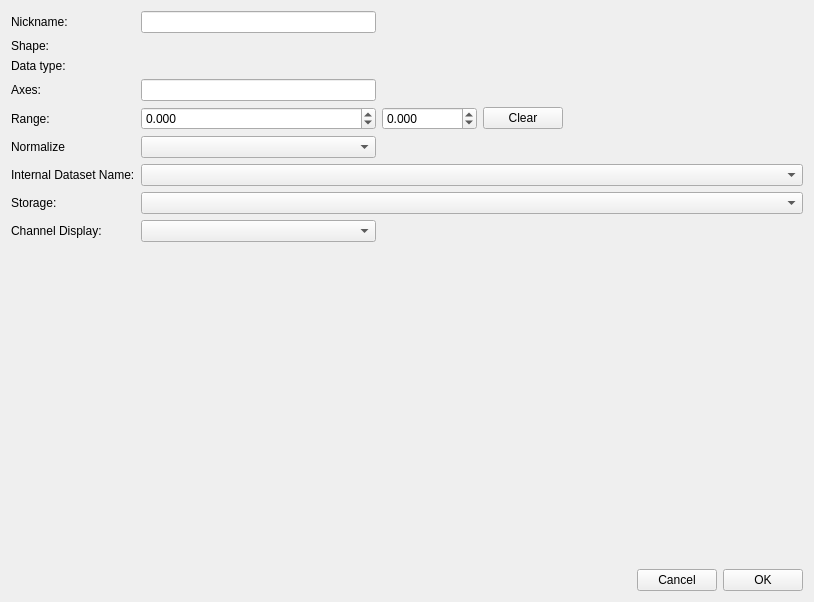
Before: the Qt Designer form ilastik/applets/dataSelection/datasetInfoEditorWidget.ui in ilastik/ilastik, drawn with Qt 5.
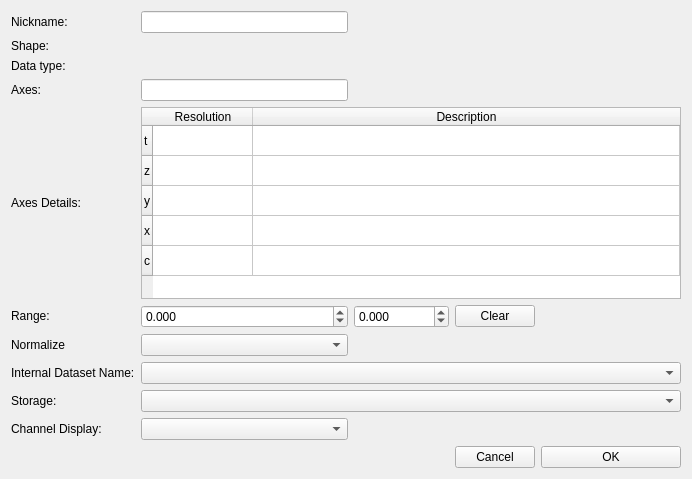
After: the same form once the commit is applied. Icons and pictures are not drawn. Custom widgets are drawn as their Qt base class.

Commit message: DataSelection: Added AxistagsEditorWidget to dataset properties window (must be explicitly enabled)

What changed in the file:
```diff
--- a/ilastik/applets/dataSelection/datasetInfoEditorWidget.ui
+++ b/ilastik/applets/dataSelection/datasetInfoEditorWidget.ui
@@ -6,10 +6,16 @@
    <rect>
     <x>0</x>
     <y>0</y>
-    <width>814</width>
-    <height>602</height>
+    <width>692</width>
+    <height>479</height>
    </rect>
   </property>
+  <property name="sizePolicy">
+   <sizepolicy hsizetype="Maximum" vsizetype="Maximum">
+    <horstretch>0</horstretch>
+    <verstretch>0</verstretch>
+   </sizepolicy>
+  </property>
   <property name="windowTitle">
    <string>Dataset Properties</string>
   </property>
@@ -20,29 +26,195 @@
   <layout class="QVBoxLayout" name="verticalLayout">
    <item>
     <layout class="QGridLayout" name="gridLayout">
-     <item row="6" column="0">
-      <widget class="QLabel" name="label_7">
+     <property name="sizeConstraint">
+      <enum>QLayout::SetFixedSize</enum>
+     </property>
+     <item row="0" column="0">
+      <widget class="QLabel" name="label_6">
+       <property name="sizePolicy">
+        <sizepolicy hsizetype="Preferred" vsizetype="Fixed">
+         <horstretch>0</horstretch>
+         <verstretch>0</verstretch>
+        </sizepolicy>
+       </property>
        <property name="text">
-        <string>Internal Dataset Name:</string>
+        <string>Nickname:</string>
        </property>
       </widget>
      </item>
-     <item row="7" column="0">
-      <widget class="QLabel" name="label_8">
+     <item row="0" column="1">
+      <widget class="QLineEdit" name="nicknameEdit">
+       <property name="sizePolicy">
+        <sizepolicy hsizetype="Expanding" vsizetype="Fixed">
+         <horstretch>0</horstretch>
+         <verstretch>0</verstretch>
+        </sizepolicy>
+       </property>
+      </widget>
+     </item>
+     <item row="1" column="0">
+      <widget class="QLabel" name="label">
+       <property name="sizePolicy">
+        <sizepolicy hsizetype="Preferred" vsizetype="Fixed">
+         <horstretch>0</horstretch>
+         <verstretch>0</verstretch>
+        </sizepolicy>
+       </property>
        <property name="text">
-        <string>Storage:</string>
+        <string>Shape:</string>
+       </property>
+      </widget>
+     </item>
+     <item row="1" column="1">
+      <widget class="QLabel" name="shapeLabel">
+       <property name="sizePolicy">
+        <sizepolicy hsizetype="Preferred" vsizetype="Fixed">
+         <horstretch>0</horstretch>
+         <verstretch>0</verstretch>
+        </sizepolicy>
+       </property>
+       <property name="text">
+        <string>&lt;shape&gt;</string>
+       </property>
+      </widget>
+     </item>
+     <item row="2" column="0">
+      <widget class="QLabel" name="label_5">
+       <property name="sizePolicy">
+        <sizepolicy hsizetype="Preferred" vsizetype="Fixed">
+         <horstretch>0</horstretch>
+         <verstretch>0</verstretch>
+        </sizepolicy>
+       </property>
+       <property name="text">
+        <string>Data type:</string>
+       </property>
+      </widget>
+     </item>
+     <item row="2" column="1">
+      <widget class="QLabel" name="dtypeLabel">
+       <property name="sizePolicy">
+        <sizepolicy hsizetype="Preferred" vsizetype="Fixed">
+         <horstretch>0</horstretch>
+         <verstretch>0</verstretch>
+        </sizepolicy>
+       </property>
+       <property name="text">
+        <string>&lt;dtype&gt;</string>
+       </property>
+      </widget>
+     </item>
+     <item row="3" column="0">
+      <widget class="QLabel" name="label_3">
+       <property name="sizePolicy">
+        <sizepolicy hsizetype="Preferred" vsizetype="Fixed">
+         <horstretch>0</horstretch>
+         <verstretch>0</verstretch>
+        </sizepolicy>
+       </property>
+       <property name="text">
+        <string>Axes:</string>
+       </property>
+      </widget>
+     </item>
+     <item row="3" column="1">
+      <widget class="QLineEdit" name="axesEdit">
+       <property name="sizePolicy">
+        <sizepolicy hsizetype="Expanding" vsizetype="Fixed">
+         <horstretch>0</horstretch>
+         <verstretch>0</verstretch>
+        </sizepolicy>
        </property>
       </widget>
      </item>
      <item row="4" column="0">
+      <widget class="QLabel" name="axesDetailsLabel">
+       <property name="sizePolicy">
+        <sizepolicy hsizetype="Preferred" vsizetype="Ignored">
+         <horstretch>0</horstretch>
+         <verstretch>0</verstretch>
+        </sizepolicy>
+       </property>
+       <property name="text">
+        <string>Axes Details:</string>
+       </property>
+      </widget>
+     </item>
+     <item row="4" column="1" colspan="4">
+      <widget class="AxistagsEditorWidget" name="axistagsEditorWidget">
+       <property name="sizePolicy">
+        <sizepolicy hsizetype="Expanding" vsizetype="Preferred">
+         <horstretch>0</horstretch>
+         <verstretch>0</verstretch>
+        </sizepolicy>
+       </property>
+       <property name="rowCount">
+        <number>5</number>
+       </property>
+       <property name="columnCount">
+        <number>2</number>
+       </property>
+       <attribute name="horizontalHeaderStretchLastSection">
+        <bool>true</bool>
+       </attribute>
+       <row>
+        <property name="text">
+         <string>t</string>
+        </property>
+       </row>
+       <row>
+        <property name="text">
+         <string>z</string>
+        </property>
+       </row>
+       <row>
+        <property name="text">
+         <string>y</string>
+        </property>
+       </row>
+       <row>
+        <property name="text">
+         <string>x</string>
+        </property>
+       </row>
+       <row>
+        <property name="text">
+         <string>c</string>
+        </property>
+       </row>
+       <column>
+        <property name="text">
+         <string>Resolution</string>
+        </property>
+       </column>
+       <column>
+        <property name="text">
+         <string>Description</string>
+        </property>
+       </column>
+      </widget>
+     </item>
+     <item row="5" column="0">
       <widget class="QLabel" name="label_4">
+       <property name="sizePolicy">
+        <sizepolicy hsizetype="Preferred" vsizetype="Fixed">
+         <horstretch>0</horstretch>
+         <verstretch>0</verstretch>
+        </sizepolicy>
+       </property>
        <property name="text">
         <string>Range:</string>
        </property>
       </widget>
      </item>
-     <item row="4" column="1">
+     <item row="5" column="1">
       <widget class="QDoubleSpinBox" name="rangeMinSpinBox">
+       <property name="sizePolicy">
+        <sizepolicy hsizetype="Minimum" vsizetype="Fixed">
+         <horstretch>0</horstretch>
+         <verstretch>0</verstretch>
+        </sizepolicy>
+       </property>
        <property name="specialValueText">
         <string/>
        </property>
@@ -60,8 +232,14 @@
        </property>
       </widget>
      </item>
-     <item row="4" column="2">
+     <item row="5" column="2">
       <widget class="QDoubleSpinBox" name="rangeMaxSpinBox">
+       <property name="sizePolicy">
+        <sizepolicy hsizetype="Minimum" vsizetype="Fixed">
+         <horstretch>0</horstretch>
+         <verstretch>0</verstretch>
+        </sizepolicy>
+       </property>
        <property name="decimals">
         <number>3</number>
        </property>
@@ -76,15 +254,27 @@
        </property>
       </widget>
      </item>
-     <item row="4" column="3">
+     <item row="5" column="3">
       <widget class="QPushButton" name="clearRangeButton">
+       <property name="sizePolicy">
+        <sizepolicy hsizetype="Minimum" vsizetype="Fixed">
+         <horstretch>0</horstretch>
+         <verstretch>0</verstretch>
+        </sizepolicy>
+       </property>
        <property name="text">
         <string>Clear</string>
        </property>
       </widget>
      </item>
-     <item row="4" column="4">
+     <item row="5" column="4">
       <spacer name="horizontalSpacer">
+       <property name="sizePolicy">
+        <sizepolicy hsizetype="Minimum" vsizetype="Minimum">
+         <horstretch>0</horstretch>
+         <verstretch>0</verstretch>
+        </sizepolicy>
+       </property>
        <property name="orientation">
         <enum>Qt::Horizontal</enum>
        </property>
@@ -96,118 +286,131 @@
        </property>
       </spacer>
      </item>
-     <item row="6" column="1" colspan="4">
-      <widget class="QComboBox" name="internalDatasetNameComboBox"/>
-     </item>
-     <item row="7" column="1" colspan="4">
-      <widget class="QComboBox" name="storageComboBox"/>
-     </item>
-     <item row="0" column="1">
-      <widget class="QLineEdit" name="nicknameEdit"/>
-     </item>
-     <item row="5" column="0">
+     <item row="6" column="0">
       <widget class="QLabel" name="label_9">
+       <property name="sizePolicy">
+        <sizepolicy hsizetype="Preferred" vsizetype="Fixed">
+         <horstretch>0</horstretch>
+         <verstretch>0</verstretch>
+        </sizepolicy>
+       </property>
        <property name="text">
         <string>Normalize</string>
        </property>
       </widget>
      </item>
-     <item row="5" column="1">
-      <widget class="QComboBox" name="normalizeDisplayComboBox"/>
+     <item row="6" column="1">
+      <widget class="QComboBox" name="normalizeDisplayComboBox">
+       <property name="sizePolicy">
+        <sizepolicy hsizetype="Preferred" vsizetype="Fixed">
+         <horstretch>0</horstretch>
+         <verstretch>0</verstretch>
+        </sizepolicy>
+       </property>
+      </widget>
+     </item>
+     <item row="7" column="0">
+      <widget class="QLabel" name="label_7">
+       <property name="sizePolicy">
+        <sizepolicy hsizetype="Preferred" vsizetype="Fixed">
+         <horstretch>0</horstretch>
+         <verstretch>0</verstretch>
+        </sizepolicy>
+       </property>
+       <property name="text">
+        <string>Internal Dataset Name:</string>
+       </property>
+      </widget>
+     </item>
+     <item row="7" column="1" colspan="4">
+      <widget class="QComboBox" name="internalDatasetNameComboBox">
+       <property name="sizePolicy">
+        <sizepolicy hsizetype="Preferred" vsizetype="Fixed">
+         <horstretch>0</horstretch>
+         <verstretch>0</verstretch>
+        </sizepolicy>
+       </property>
+      </widget>
      </item>
      <item row="8" column="0">
+      <widget class="QLabel" name="label_8">
+       <property name="sizePolicy">
+        <sizepolicy hsizetype="Preferred" vsizetype="Fixed">
+         <horstretch>0</horstretch>
+         <verstretch>0</verstretch>
+        </sizepolicy>
+       </property>
+       <property name="text">
+        <string>Storage:</string>
+       </property>
+      </widget>
+     </item>
+     <item row="8" column="1" colspan="4">
+      <widget class="QComboBox" name="storageComboBox">
+       <property name="sizePolicy">
+        <sizepolicy hsizetype="Preferred" vsizetype="Fixed">
+         <horstretch>0</horstretch>
+         <verstretch>0</verstretch>
+        </sizepolicy>
+       </property>
+      </widget>
+     </item>
+     <item row="9" column="0">
       <widget class="QLabel" name="label_2">
+       <property name="sizePolicy">
+        <sizepolicy hsizetype="Preferred" vsizetype="Fixed">
+         <horstretch>0</horstretch>
+         <verstretch>0</verstretch>
+        </sizepolicy>
+       </property>
        <property name="text">
         <string>Channel Display:</string>
        </property>
       </widget>
      </item>
-     <item row="1" column="1">
-      <widget class="QLabel" name="shapeLabel">
-       <property name="text">
-        <string>&lt;shape&gt;</string>
+     <item row="9" column="1">
+      <widget class="QComboBox" name="channelDisplayComboBox">
+       <property name="sizePolicy">
+        <sizepolicy hsizetype="Preferred" vsizetype="Fixed">
+         <horstretch>0</horstretch>
+         <verstretch>0</verstretch>
+        </sizepolicy>
        </property>
       </widget>
      </item>
-     <item row="1" column="0">
-      <widget class="QLabel" name="label">
-       <property name="text">
-        <string>Shape:</string>
-       </property>
-      </widget>
-     </item>
-     <item row="0" column="0">
-      <widget class="QLabel" name="label_6">
-       <property name="text">
-        <string>Nickname:</string>
-       </property>
-      </widget>
-     </item>
-     <item row="2" column="0">
-      <widget class="QLabel" name="label_5">
-       <property name="text">
-        <string>Data type:</string>
-       </property>
-      </widget>
-     </item>
-     <item row="2" column="1">
-      <widget class="QLabel" name="dtypeLabel">
-       <property name="text">
-        <string>&lt;dtype&gt;</string>
-       </property>
-      </widget>
-     </item>
-     <item row="3" column="0">
-      <widget class="QLabel" name="label_3">
-       <property name="text">
-        <string>Axes:</string>
-       </property>
-      </widget>
-     </item>
-     <item row="3" column="1">
-      <widget class="QLineEdit" name="axesEdit"/>
-     </item>
-     <item row="8" column="1">
-      <widget class="QComboBox" name="channelDisplayComboBox"/>
-     </item>
-    </layout>
-   </item>
-   <item>
-    <spacer name="verticalSpacer">
-     <property name="orientation">
-      <enum>Qt::Vertical</enum>
-     </property>
-     <property name="sizeHint" stdset="0">
-      <size>
-       <width>20</width>
-       <height>40</height>
-      </size>
-     </property>
-    </spacer>
-   </item>
-   <item>
-    <layout class="QHBoxLayout" name="horizontalLayout">
-     <item>
+     <item row="10" column="0" colspan="3">
       <spacer name="horizontalSpacer_2">
+       <property name="sizePolicy">
+        <sizepolicy hsizetype="Minimum" vsizetype="Minimum">
+         <horstretch>0</horstretch>
+         <verstretch>0</verstretch>
+        </sizepolicy>
+       </property>
        <property name="orientation">
         <enum>Qt::Horizontal</enum>
        </property>
        <property name="sizeHint" stdset="0">
         <size>
-         <width>17</width>
+         <width>438</width>
          <height>17</height>
         </size>
        </property>
       </spacer>
      </item>
-     <item>
+     <item row="10" column="3">
       <widget class="QPushButton" name="cancelButton">
+       <property name="sizePolicy">
+        <sizepolicy hsizetype="Minimum" vsizetype="Fixed">
+         <horstretch>0</horstretch>
+         <verstretch>0</verstretch>
+        </sizepolicy>
+       </property>
        <property name="text">
         <string>Cancel</string>
        </property>
       </widget>
      </item>
-     <item>
+     <item row="10" column="4">
       <widget class="QPushButton" name="okButton">
        <property name="sizePolicy">
         <sizepolicy hsizetype="Minimum" vsizetype="Fixed">
@@ -227,6 +430,13 @@
    </item>
   </layout>
  </widget>
+ <customwidgets>
+  <customwidget>
+   <class>AxistagsEditorWidget</class>
+   <extends>QTableWidget</extends>
+   <header>ilastik.applets.dataSelection.axistagsEditorWidget</header>
+  </customwidget>
+ </customwidgets>
  <resources/>
  <connections/>
 </ui>
```
The commit also changes 7 other files.
